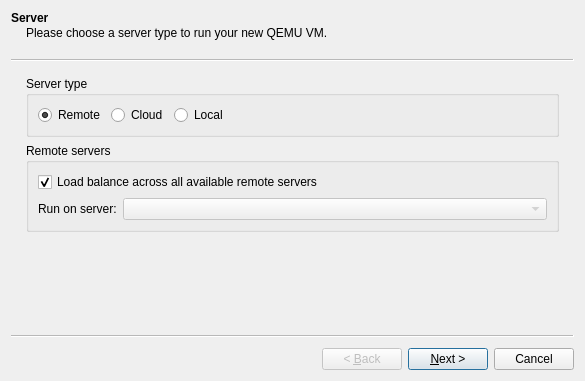
This is gns3/modules/qemu/ui/qemu_vm_wizard.ui in GNS3/gns3-gui as Qt 5 draws it before an edit. The edited form follows.
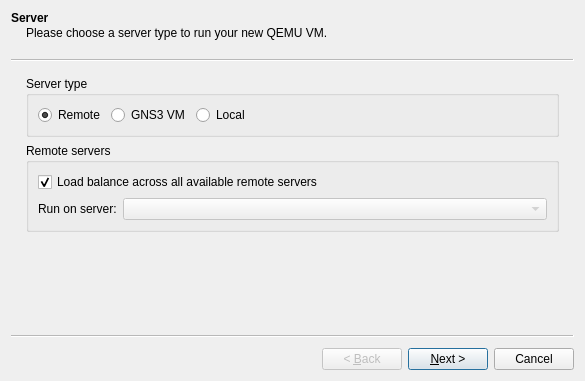
This is the edited form.

Diff of the .ui file:
```diff
--- a/gns3/modules/qemu/ui/qemu_vm_wizard.ui
+++ b/gns3/modules/qemu/ui/qemu_vm_wizard.ui
@@ -43,7 +43,7 @@
        <item>
         <widget class="QRadioButton" name="uiCloudRadioButton">
          <property name="text">
-          <string>Cloud</string>
+          <string>GNS3 VM</string>
          </property>
         </widget>
        </item>
```
Left out of the diff: 2 changed lines with no effect on the pictures.
